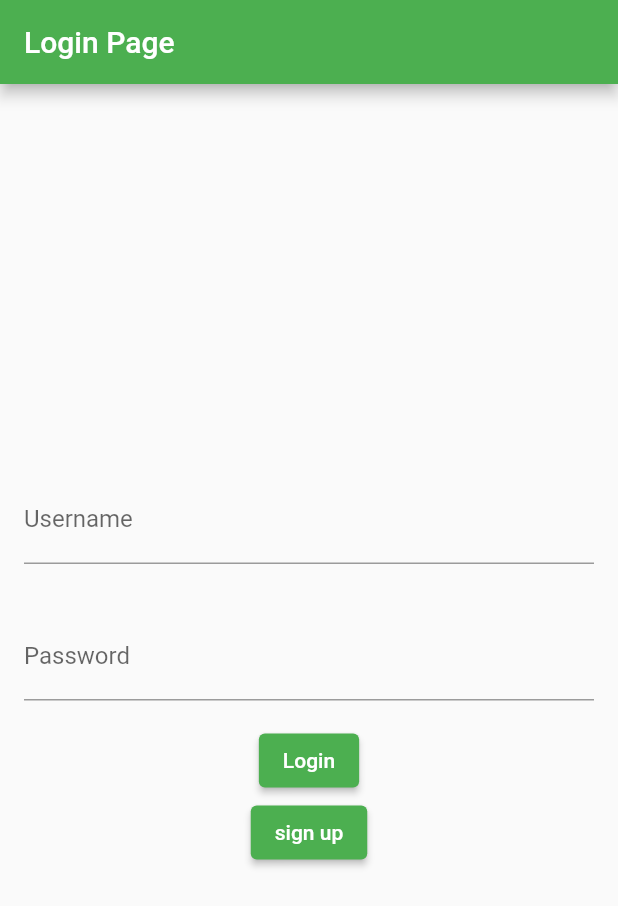
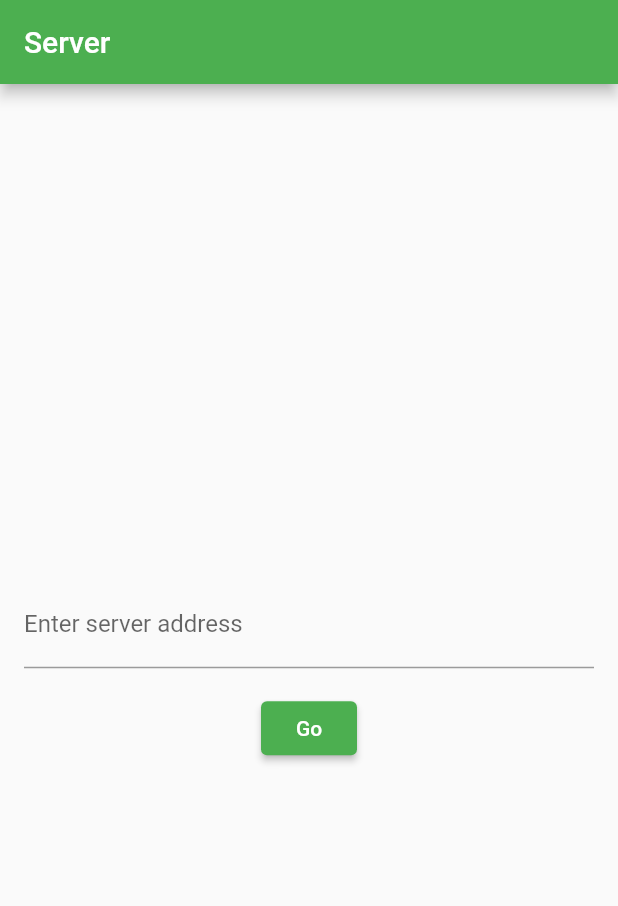
Before and after one commit to Sellami-Ahmed/Localization-fog, a Flutter app: the screen it shows after launch, on a phone screen of 412 x 824 dp. Shown: the top 906 px of the screen. Run offline on Flutter 3.47's test engine with Material 2 defaults, Android fonts, the light colour scheme and no system bars; our stand-ins replace geolocator, google_maps_flutter.

Commit message:
add server address input

```diff
--- a/lib/main.dart
+++ b/lib/main.dart
@@ -21,7 +21,51 @@ class MyApp extends StatelessWidget {
         primarySwatch: Colors.green,
       ),
       // First screen of our app
-      home: LoginPage(),
+      home: FirstPage(),
     );
   }
 }
+
+class FirstPage extends StatefulWidget {
+  @override
+  _FirstPageState createState() => _FirstPageState();
+}
+
+class _FirstPageState extends State<FirstPage> {
+  TextEditingController _textController = TextEditingController();
+
+  void _onGoButtonPressed() {
+    String serverAddr = _textController.text;
+    Navigator.push(
+      context,
+      MaterialPageRoute(
+          builder: (context) => LoginPage(serverAddr: serverAddr)),
+    );
+  }
+
+  @override
+  Widget build(BuildContext context) {
+    return Scaffold(
+      appBar: AppBar(
+        title: Text('Server'),
+      ),
+      body: Center(
+        child: Column(
+          mainAxisAlignment: MainAxisAlignment.center,
+          children: <Widget>[
+            Padding(
+              padding: EdgeInsets.all(16.0),
+              child: TextField(
+                controller: _textController,
+                decoration: InputDecoration(
+                    labelText: 'Enter server address',
+                    hintText: "192.168.x.x:8080"),
+              ),
+            ),
+            ElevatedButton(onPressed: _onGoButtonPressed, child: Text("Go")),
+          ],
+        ),
+      ),
+    );
+  }
+}
```
Also changed, not shown: lib/api.dart (+4 -5 lines), lib/geolocator.dart (+9 -3 lines), lib/login.dart (+12 -7 lines), lib/signup.dart (+6 -2 lines).
